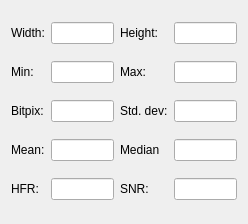
Above: kstars/fitsviewer/statform.ui from KDE/kstars before the change. Below: the same form after it.
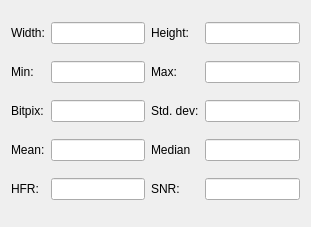
That is the form after the change.

Commit message: Slightly increase the form size

```diff
--- a/kstars/fitsviewer/statform.ui
+++ b/kstars/fitsviewer/statform.ui
@@ -6,8 +6,8 @@
    <rect>
     <x>0</x>
     <y>0</y>
-    <width>248</width>
-    <height>224</height>
+    <width>311</width>
+    <height>227</height>
    </rect>
   </property>
   <property name="windowTitle">
```
